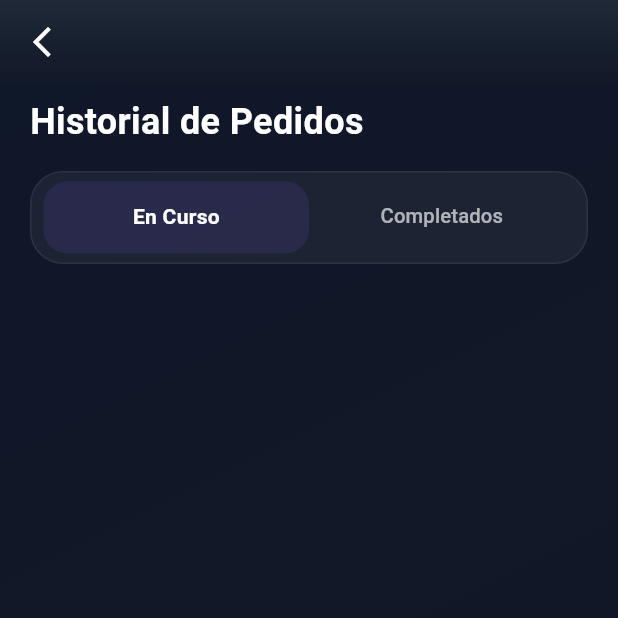
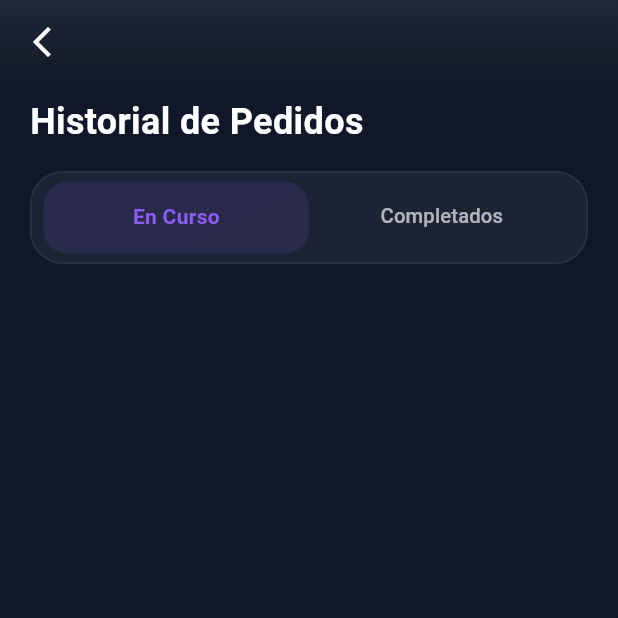
Before and after one commit to George0712/restauranteApp, a Flutter app: the HistorialScreen screen opened by its route, on a phone screen of 412 x 824 dp, the top half of it. Run offline on Flutter 3.47's test engine with Material 3 defaults, Android fonts, the phone set to English and light mode, and no system bars; our stand-ins replace audioplayers, cached_network_image, cloud_firestore, device_info_plus, firebase_auth, firebase_core and 8 more; missing offline and left inert: iconify_flutter; accounts and stored records are empty.

Commit message:
feat: Add pedido statistics provider and refactor tab labels for improved UI consistency

```diff
--- a/lib/presentation/providers/mesero/pedidos_provider.dart
+++ b/lib/presentation/providers/mesero/pedidos_provider.dart
@@ -195,3 +195,32 @@ final pedidoConfirmadoProvider = Provider.family<bool, String?>((ref, pedidoId)
     error: (_, __) => false,
   );
 });
+
+// Provider para obtener estadísticas de pedidos por estado
+final pedidosStatsProvider = StreamProvider<Map<String, int>>((ref) {
+  return FirebaseFirestore.instance
+      .collection('pedido')
+      .snapshots()
+      .map((snapshot) {
+    final Map<String, int> stats = {
+      'pendiente': 0,
+      'preparando': 0,
+      'en_preparacion': 0,
+      'terminado': 0,
+      'pagado': 0,
+      'entregado': 0,
+      'cancelado': 0,
+    };
+
+    for (final doc in snapshot.docs) {
+      final data = doc.data();
+      final status = (data['status'] ?? 'pendiente').toString().toLowerCase();
+
+      if (stats.containsKey(status)) {
+        stats[status] = (stats[status] ?? 0) + 1;
+      }
+    }
+
+    return stats;
+  });
+});
--- a/lib/presentation/screens/mesero/historial/historial_mesero_screen.dart
+++ b/lib/presentation/screens/mesero/historial/historial_mesero_screen.dart
@@ -1,27 +1,48 @@
 import 'package:flutter/material.dart';
 import 'package:cloud_firestore/cloud_firestore.dart';
+import 'package:flutter_riverpod/flutter_riverpod.dart';
 import 'package:intl/intl.dart';
 import 'package:flutter/services.dart';
 import 'package:pdf/pdf.dart';
 import 'package:pdf/widgets.dart' as pw;
 import 'package:printing/printing.dart';
+import 'package:restaurante_app/presentation/widgets/tab_label.dart';
+import 'package:restaurante_app/presentation/providers/mesero/pedidos_provider.dart';
 import 'package:share_plus/share_plus.dart';
 import 'dart:ui' as ui;
 import 'dart:io';
 import 'package:path_provider/path_provider.dart';
 
-class HistorialScreen extends StatefulWidget {
+class HistorialScreen extends ConsumerStatefulWidget {
   const HistorialScreen({super.key});
 
   @override
-  State<HistorialScreen> createState() => _HistorialScreenState();
+  ConsumerState<HistorialScreen> createState() => _HistorialScreenState();
 }
 
-class _HistorialScreenState extends State<HistorialScreen> {
+class _HistorialScreenState extends ConsumerState<HistorialScreen> {
   final FirebaseFirestore _firestore = FirebaseFirestore.instance;
 
   @override
   Widget build(BuildContext context) {
+    final statsAsync = ref.watch(pedidosStatsProvider);
+
+    return statsAsync.when(
+      data: (stats) => _buildHistorialContent(stats),
+      loading: () => _buildLoadingScreen(),
+      error: (error, _) => _buildErrorScreen(error),
+    );
+  }
+
+  Widget _buildHistorialContent(Map<String, int> stats) {
+    final pendingCount = (stats['pendiente'] ?? 0) +
+                        (stats['preparando'] ?? 0) +
+                        (stats['en_preparacion'] ?? 0);
+    final completedCount = (stats['terminado'] ?? 0) +
+                          (stats['pagado'] ?? 0) +
+                          (stats['entregado'] ?? 0) +
+                          (stats['cancelado'] ?? 0);
+
     return DefaultTabController(
       length: 2,
       child: Scaffold(
@@ -81,7 +102,10 @@ class _HistorialScreenState extends State<HistorialScreen> {
                   const SizedBox(height: 8),
                   Padding(
                     padding: const EdgeInsets.symmetric(horizontal: 20),
-                    child: _buildCustomTabBar(),
+                    child: _BuildCustomTabBar(
+                      pendingCount: pendingCount,
+                      completedCount: completedCount,
+                    ),
                   ),
                   const SizedBox(height: 12),
                   Expanded(
@@ -105,54 +129,99 @@ class _HistorialScreenState extends State<HistorialScreen> {
     );
   }
 
-  Widget _buildCustomTabBar() {
-    final unselectedColor = Colors.white.withValues(alpha: 0.65);
-
-    return Container(
-      padding: const EdgeInsets.symmetric(horizontal: 8, vertical: 6),
-      decoration: BoxDecoration(
-        color: Colors.white.withValues(alpha: 0.05),
-        borderRadius: BorderRadius.circular(22),
-        border: Border.all(color: Colors.white.withValues(alpha: 0.07)),
+  Widget _buildLoadingScreen() {
+    return Scaffold(
+      backgroundColor: Colors.black,
+      body: Container(
+        decoration: const BoxDecoration(
+          gradient: LinearGradient(
+            colors: [
+              Color(0xFF0F172A),
+              Color(0xFF111827),
+              Color(0xFF0B1120),
+            ],
+            begin: Alignment.topLeft,
+            end: Alignment.bottomRight,
+          ),
+        ),
+        child: const Center(
+          child: CircularProgressIndicator(
+            color: Color(0xFF8B5CF6),
+          ),
+        ),
       ),
-      child: TabBar(
-        indicator: BoxDecoration(
-          borderRadius: BorderRadius.circular(16),
-          color: const Color(0xFF8B5CF6).withValues(alpha: 0.12),
-        ),
-        dividerColor: Colors.transparent,
-        indicatorSize: TabBarIndicatorSize.tab,
-        labelColor: Colors.white,
-        unselectedLabelColor: unselectedColor,
-        labelStyle: const TextStyle(
-          fontWeight: FontWeight.w700,
-          fontSize: 14,
-          letterSpacing: 0.2,
-        ),
-        unselectedLabelStyle: const TextStyle(
-          fontWeight: FontWeight.w500,
-          fontSize: 13.5,
-        ),
-        tabs: const [
-          Tab(
-            child: Row(
-              mainAxisAlignment: MainAxisAlignment.center,
-              mainAxisSize: MainAxisSize.min,
-              children: [
-                Text('En Curso'),
+    );
+  }
+
+  Widget _buildErrorScreen(Object error) {
+    return Scaffold(
+      backgroundColor: Colors.black,
+      appBar: AppBar(
+        backgroundColor: Colors.transparent,
+        elevation: 0,
+        foregroundColor: Colors.white,
+        leading: IconButton(
+          icon: const Icon(Icons.arrow_back_ios_new_outlined, color: Colors.white),
+          onPressed: () => Navigator.pop(context),
+        ),
+        flexibleSpace: Container(
+          decoration: const BoxDecoration(
+            gradient: LinearGradient(
+              colors: [
+                Color(0xFF1F2937),
+                Color(0xFF111827),
               ],
-            ),
-          ),
-          Tab(
-            child: Row(
-              mainAxisAlignment: MainAxisAlignment.center,
-              mainAxisSize: MainAxisSize.min,
-              children: [
-                Text('Completados'),
-              ],
-            ),
-          ),
-        ],
+              begin: Alignment.topCenter,
+              end: Alignment.bottomCenter,
+            ),
+          ),
+        ),
+      ),
+      body: Container(
+        decoration: const BoxDecoration(
+          gradient: LinearGradient(
+            colors: [
+              Color(0xFF0F172A),
+              Color(0xFF111827),
+              Color(0xFF0B1120),
+            ],
+            begin: Alignment.topLeft,
+            end: Alignment.bottomRight,
+          ),
+        ),
+        child: Center(
+          child: Column(
+            mainAxisAlignment: MainAxisAlignment.center,
+            children: [
+              const Icon(
+                Icons.error_outline,
+                color: Colors.redAccent,
+                size: 64,
+              ),
+              const SizedBox(height: 16),
+              const Text(
+                'Error al cargar estadísticas',
+                style: TextStyle(
+                  color: Colors.white,
+                  fontSize: 18,
+                  fontWeight: FontWeight.bold,
+                ),
+              ),
+              const SizedBox(height: 8),
+              Padding(
+                padding: const EdgeInsets.symmetric(horizontal: 32),
+                child: Text(
+                  'Error: $error',
+                  textAlign: TextAlign.center,
+                  style: const TextStyle(
+                    color: Color(0xFF94A3B8),
+                    fontSize: 14,
+                  ),
+                ),
+              ),
+            ],
+          ),
+        ),
       ),
     );
   }
@@ -2681,3 +2750,59 @@ class _HistorialScreenState extends State<HistorialScreen> {
     return byteData.buffer.asUint8List();
   }
 }
+
+class _BuildCustomTabBar extends ConsumerWidget {
+    final int pendingCount;
+    final int completedCount;
+
+
+    const _BuildCustomTabBar({
+      required this.pendingCount,
+      required this.completedCount,
+    });
+
+    @override
+    Widget build(BuildContext context, WidgetRef ref) {
+      final unselectedColor = Colors.white.withValues(alpha: 0.65);
+      final theme = Theme.of(context);
+      return Container(
+        padding: const EdgeInsets.symmetric(horizontal: 8, vertical: 6),
+        decoration: BoxDecoration(
+          color: Colors.white.withValues(alpha: 0.05),
+          borderRadius: BorderRadius.circular(22),
+          border: Border.all(color: Colors.white.withValues(alpha: 0.07)),
+        ),
+        child: TabBar(
+          indicator: BoxDecoration(
+            borderRadius: BorderRadius.circular(16),
+            color: const Color(0xFF8B5CF6).withValues(alpha: 0.12),
+          ),
+          dividerColor: Colors.transparent,
+          indicatorSize: TabBarIndicatorSize.tab,
+          labelColor: theme.primaryColor,
+        unselectedLabelColor: unselectedColor,
+        labelStyle: const TextStyle(
+          fontWeight: FontWeight.w700,
+          fontSize: 14,
+          letterSpacing: 0.2,
+        ),
+        unselectedLabelStyle: const TextStyle(
+          fontWeight: FontWeight.w500,
+          fontSize: 13.5,
+        ),
+        tabs: [
+          TabLabel(
+            label: 'En Curso',
+            count: pendingCount,
+            color: const Color(0xFFF97316),
+          ),
+          TabLabel(
+            label: 'Completados',
+            count: completedCount,
+            color: const Color(0xFFF97316),
+          ),
+        ],
+      ),
+    );
+  }
+}
--- /dev/null
+++ b/lib/presentation/widgets/tab_label.dart
@@ -0,0 +1,47 @@
+import 'package:flutter/material.dart';
+import 'package:flutter_riverpod/flutter_riverpod.dart';
+
+class TabLabel extends ConsumerWidget {
+  final String label;
+  final int count;
+  final Color color;
+
+  const TabLabel({super.key,
+    required this.label,
+    required this.count,
+    required this.color,
+  });
+
+  @override
+  Widget build(BuildContext context, WidgetRef ref) {
+    final showBadge = count > 0;
+
+    return Tab(
+      child: Row(
+        mainAxisAlignment: MainAxisAlignment.center,
+        mainAxisSize: MainAxisSize.min,
+        children: [
+          Text(label),
+          if (showBadge) ...[
+            const SizedBox(width: 6),
+            Container(
+              padding: const EdgeInsets.symmetric(horizontal: 8, vertical: 4),
+              decoration: BoxDecoration(
+                color: color.withValues(alpha: 0.15),
+                borderRadius: BorderRadius.circular(30),
+              ),
+              child: Text(
+                '$count',
+                style: TextStyle(
+                  color: color,
+                  fontSize: 11,
+                  fontWeight: FontWeight.w700,
+                ),
+              ),
+            ),
+          ],
+        ],
+      ),
+    );
+  }
+}
```
Also changed, not shown: lib/presentation/screens/admin/home/home_admin.dart (+13 -24 lines), lib/presentation/screens/cocina/home_cocinero.dart (+6 -50 lines).
